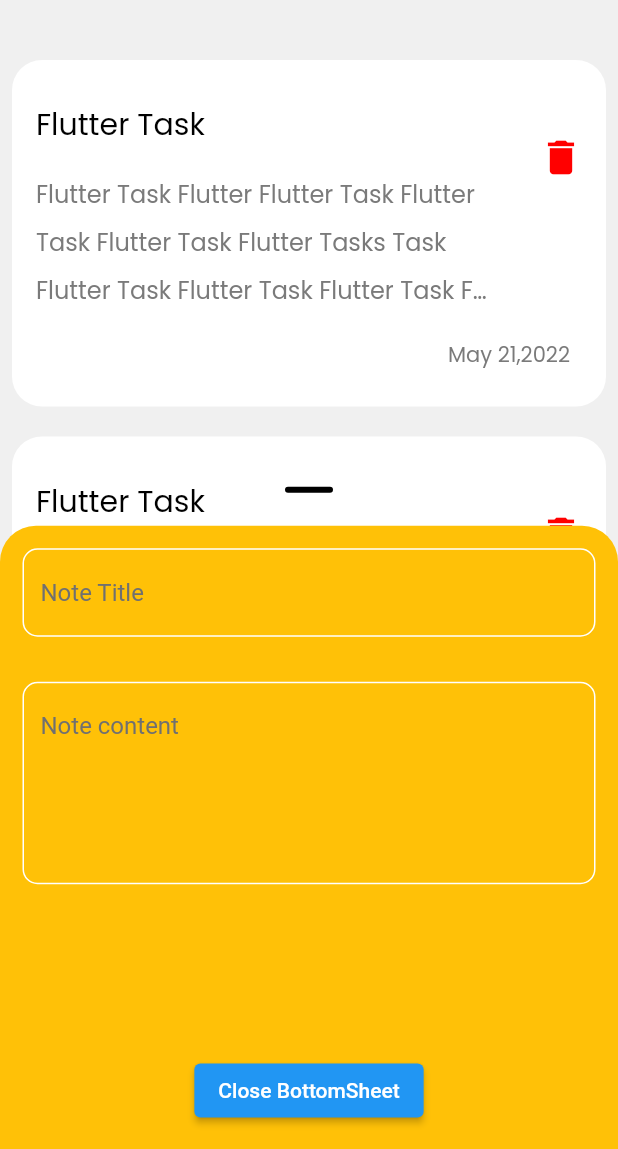
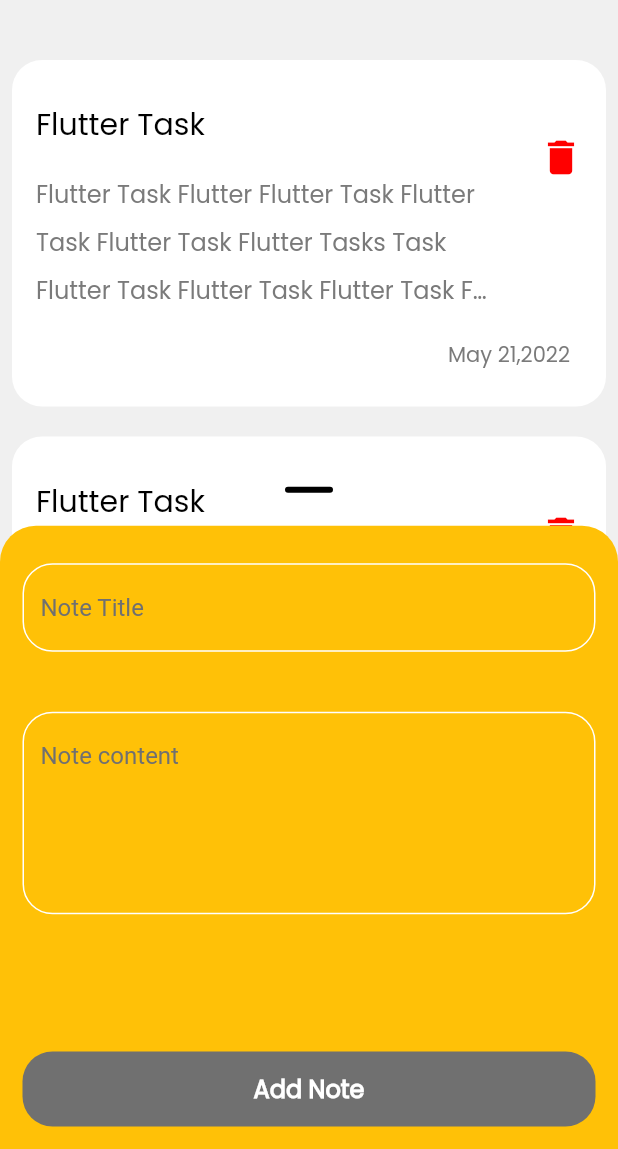
Before and after one commit to EzatRashad/notes_app, a Flutter app: the screen it shows after launch, after a tap on the "add" icon, on a phone screen of 412 x 824 dp, the part 87-1236 px from its top. Run offline on Flutter 3.47's test engine with Material 2 defaults, Android fonts, the phone set to English and light mode, and no system bars.

Commit message:
add button to BottomSheet

```diff
--- a/lib/presentation/ui/home/widgets/bottomSheet_body.dart
+++ b/lib/presentation/ui/home/widgets/bottomSheet_body.dart
@@ -1,6 +1,8 @@
 import 'package:flutter/material.dart';
 import 'package:notes_hive/core/utiles/utiles.dart';
+import 'package:notes_hive/presentation/widgets/button_widget.dart';
 
+import '../../../../core/themes/colors.dart';
 import '../../../widgets/text_form_filed.dart';
 
 class BottomSheetBody extends StatelessWidget {
@@ -11,7 +13,6 @@ class BottomSheetBody extends StatelessWidget {
     return Container(
       padding: const EdgeInsets.all(15),
       width: double.infinity,
-      height: 500,
       decoration: const BoxDecoration(
         borderRadius: BorderRadius.only(
           topLeft: Radius.circular(24),
@@ -22,18 +23,20 @@ class BottomSheetBody extends StatelessWidget {
       child: Column(
         crossAxisAlignment: CrossAxisAlignment.center,
         children: <Widget>[
+          10.ph,
           const CustomTextFiled(
             hintT: 'Note Title',
           ),
-          30.ph,
+          40.ph,
           const CustomTextFiled(
             hintT: 'Note content',
             maxLines: 5,
           ),
           const Spacer(),
-          ElevatedButton(
-            child: const Text('Close BottomSheet'),
-            onPressed: () => Navigator.pop(context),
+          ButtonWidget(
+            title: 'Add Note',
+            width: double.infinity,
+            buttonColor: AppColors.darkGrey,
           ),
         ],
       ),
--- a/lib/presentation/widgets/text_form_filed.dart
+++ b/lib/presentation/widgets/text_form_filed.dart
@@ -3,7 +3,7 @@ import 'package:flutter/material.dart';
 import 'package:notes_hive/core/themes/colors.dart';
 
 class CustomTextFiled extends StatelessWidget {
-  const CustomTextFiled({super.key, required this.hintT,  this.maxLines=1});
+  const CustomTextFiled({super.key, required this.hintT, this.maxLines = 1});
   final String hintT;
   final int maxLines;
 
@@ -24,6 +24,6 @@ class CustomTextFiled extends StatelessWidget {
 
 OutlineInputBorder border([color]) {
   return OutlineInputBorder(
-      borderRadius: BorderRadius.circular(10),
+      borderRadius: BorderRadius.circular(20),
       borderSide: BorderSide(color: color ?? AppColors.white));
 }
```
